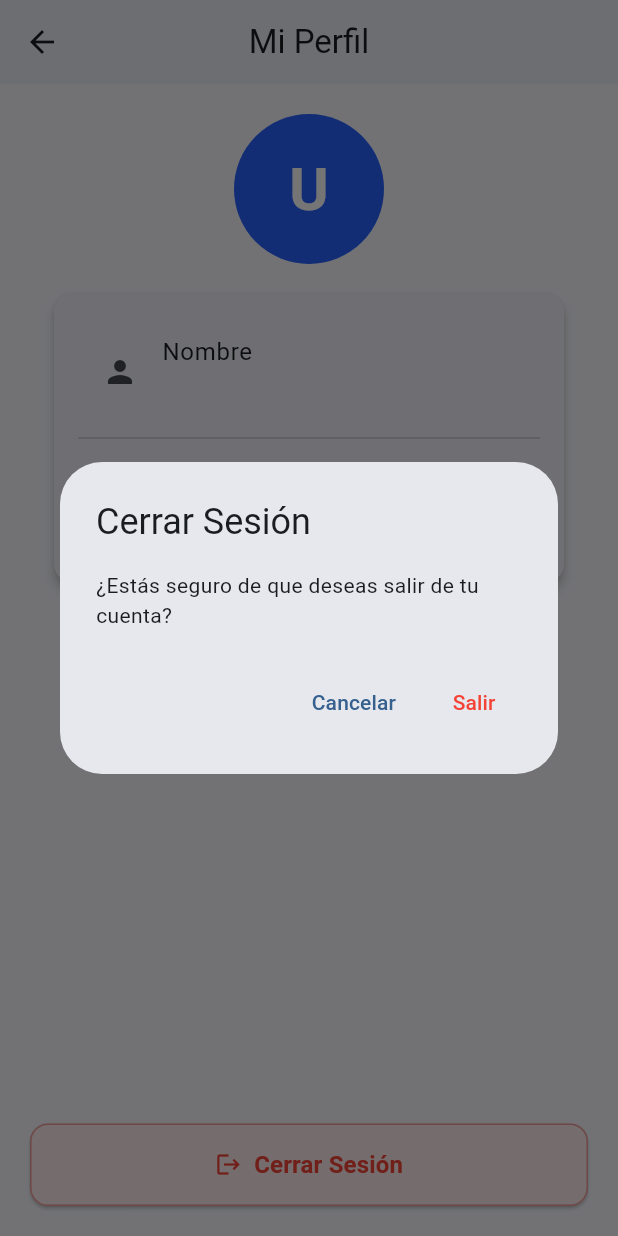
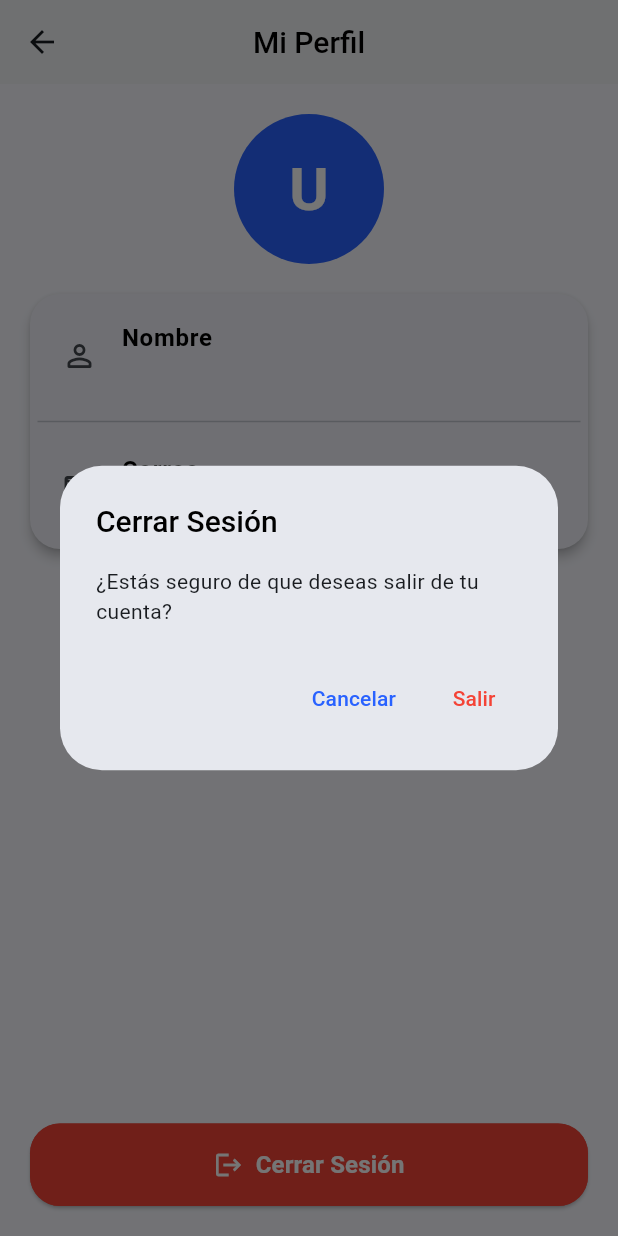
Before and after one commit to JARS1904/GoWay-User, a Flutter app: the ProfileScreen screen opened directly with empty values, after a tap on "Cerrar Sesión", on a phone screen of 412 x 824 dp. Run offline on Flutter 3.47's test engine with Material 3 defaults, Android fonts, the phone set to English and light mode, and no system bars; our stand-ins replace shared_preferences; accounts and stored records are empty.

Commit message:
Se actualizo la UI del profile_screen.dart

```diff
--- a/lib/profile_screen.dart
+++ b/lib/profile_screen.dart
@@ -76,9 +76,17 @@ class ProfileScreen extends StatelessWidget {
   Widget build(BuildContext context) {
     return Scaffold(
       appBar: AppBar(
-        title: const Text('Mi Perfil'),
+        title: const Text(
+          'Mi Perfil',
+          style: TextStyle(
+            color: Colors.black,
+            fontSize: 20,
+            fontWeight: FontWeight.w500,
+          ),
+        ),
         centerTitle: true,
         elevation: 2,
+        backgroundColor: Colors.white,
       ),
       body: Padding(
         padding: const EdgeInsets.all(20.0),
@@ -108,32 +116,45 @@ class ProfileScreen extends StatelessWidget {
             /// Tarjeta con los detalles del usuario usando el tema de la app
             Card(
               elevation: 3,
-              margin: const EdgeInsets.symmetric(horizontal: 16),
+              margin: const EdgeInsets.symmetric(horizontal: 0),
               shape: RoundedRectangleBorder(
-                borderRadius: BorderRadius.circular(12),
+                borderRadius: BorderRadius.circular(20),
               ),
               child: Padding(
-                padding: const EdgeInsets.all(16.0),
+                padding: const EdgeInsets.all(5.0),
                 child: Column(
                   children: [
                     ListTile(
-                      leading: const Icon(Icons.person),
-                      title: const Text('Nombre'),
+                      leading: const Icon(Icons.person_outline_rounded),
+                      title: const Text(
+                        'Nombre',
+                        style: TextStyle(
+                          fontWeight: FontWeight.bold,
+                          color: Colors.black,
+                        ),
+                      ),
                       subtitle: Text(
                         userName,
                         style: const TextStyle(
-                          fontSize: 18,
-                          fontWeight: FontWeight.bold,
+                          fontSize: 15,
                         ),
                       ),
                     ),
                     const Divider(),
                     ListTile(
-                      leading: const Icon(Icons.email),
-                      title: const Text('Correo electrónico'),
+                      leading: const Icon(Icons.email_outlined),
+                      title: const Text(
+                        'Correo',
+                        style: TextStyle(
+                          fontWeight: FontWeight.bold,
+                          color: Colors.black,
+                        ),
+                      ),
                       subtitle: Text(
                         userEmail,
-                        style: const TextStyle(fontSize: 16),
+                        style: const TextStyle(
+                          fontSize: 15,
+                        ),
                       ),
                     ),
                   ],
@@ -151,15 +172,19 @@ class ProfileScreen extends StatelessWidget {
               child: ElevatedButton.icon(
                 onPressed: () => _mostrarDialogoConfirmacion(context),
                 style: ElevatedButton.styleFrom(
-                  backgroundColor: Colors.red[50],
-                  foregroundColor: Colors.red,
+                  backgroundColor: Colors.red,
+                  foregroundColor: Colors.white,
                   padding: const EdgeInsets.symmetric(vertical: 16),
                   shape: RoundedRectangleBorder(
-                    borderRadius: BorderRadius.circular(12),
-                    side: BorderSide(color: Colors.red.shade200),
+                    borderRadius: BorderRadius.circular(20),
+                    side: BorderSide(color: Colors.red),
                   ),
                 ),
-                icon: const Icon(Icons.logout),
+                icon: const Icon(
+                  Icons.logout,
+                  color: Colors.white,
+                  size: 20,
+                ),
                 label: const Text(
                   'Cerrar Sesión',
                   style: TextStyle(
@@ -186,12 +211,24 @@ class ProfileScreen extends StatelessWidget {
     showDialog(
       context: context,
       builder: (context) => AlertDialog(
-        title: const Text('Cerrar Sesión'),
+        title: const Text(
+          'Cerrar Sesión',
+          style: TextStyle(
+            fontWeight: FontWeight.w500,
+            fontSize: 20,
+            color: Colors.black,
+          ),
+        ),
         content: const Text('¿Estás seguro de que deseas salir de tu cuenta?'),
         actions: [
           TextButton(
             onPressed: () => Navigator.pop(context),
-            child: const Text('Cancelar'),
+            child: Text(
+              'Cancelar',
+              style: TextStyle(
+                color: Colors.blueAccent[700],
+              ),
+            ),
           ),
           TextButton(
             onPressed: () {
```
